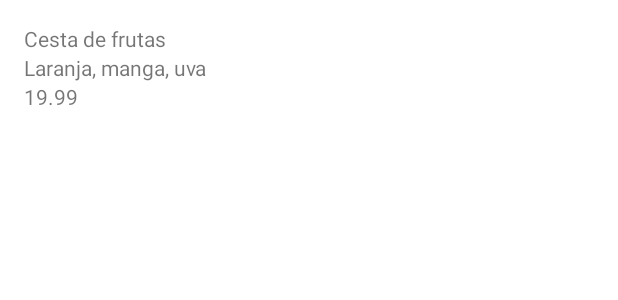
After one commit to ley-v/app-orgs-alura, an Android app: the layout activity_main.xml on its own in the app's theme, with its tools: preview values and no code run, on a phone screen of 412 x 824 dp. The commit adds this screen. Shown: the top 300 px of the screen. Run offline under Robolectric (Android 15) with nearby library versions, the phone set to English and light mode, and no system bars.

Commit message:
Implementando o layout do produto com ConstraintLayout

```diff
--- a/app/src/main/java/alura/orgs/MainActivity.kt
+++ b/app/src/main/java/alura/orgs/MainActivity.kt
@@ -12,12 +12,7 @@ class MainActivity : Activity() {
     override fun onCreate(savedInstanceState: Bundle?) {
         super.onCreate(savedInstanceState)
 
-        Toast.makeText(this, "testando o Toast", Toast.LENGTH_SHORT).show()
-
-        val view = TextView(this)
-        view.setText("criando o primeiro layout dentro da activity")
-
-        setContentView(view)
+        setContentView(R.layout.activity_main)
 
     }
 }
--- /dev/null
+++ b/app/src/main/res/layout/activity_main.xml
@@ -0,0 +1,34 @@
+<?xml version="1.0" encoding="utf-8"?>
+<androidx.constraintlayout.widget.ConstraintLayout xmlns:android="http://schemas.android.com/apk/res/android"
+    xmlns:app="http://schemas.android.com/apk/res-auto"
+    xmlns:tools="http://schemas.android.com/tools"
+    android:layout_width="match_parent"
+    android:layout_height="match_parent">
+
+    <TextView
+        android:id="@+id/nome"
+        android:layout_width="match_parent"
+        android:layout_height="wrap_content"
+        android:layout_margin="16dp"
+        android:text="Cesta de frutas"
+        app:layout_constraintStart_toStartOf="parent"
+        app:layout_constraintTop_toTopOf="parent" />
+
+    <TextView
+        android:id="@+id/descricao"
+        android:layout_width="match_parent"
+        android:layout_height="wrap_content"
+        android:layout_marginHorizontal="16dp"
+        android:text="Laranja, manga, uva"
+        app:layout_constraintStart_toStartOf="parent"
+        app:layout_constraintTop_toBottomOf="@id/nome" />
+
+    <TextView
+        android:id="@+id/valor"
+        android:layout_width="match_parent"
+        android:layout_height="wrap_content"
+        android:layout_marginHorizontal="16dp"
+        android:text="19.99"
+        app:layout_constraintStart_toStartOf="parent"
+        app:layout_constraintTop_toBottomOf="@id/descricao" />
+</androidx.constraintlayout.widget.ConstraintLayout>
```
